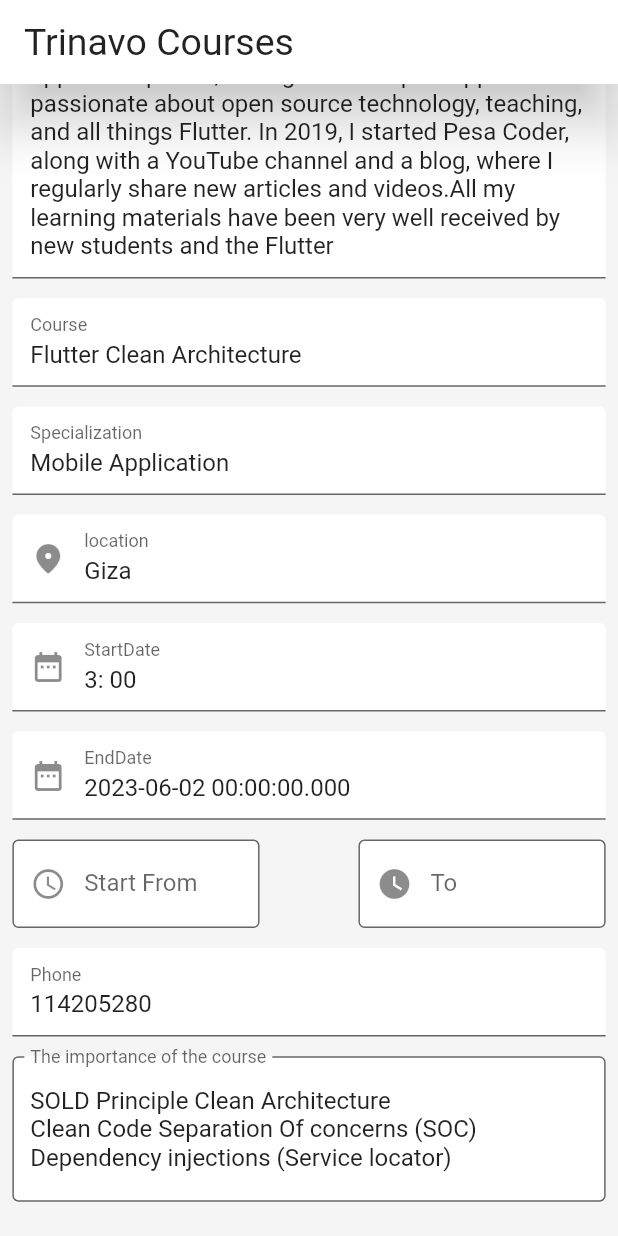
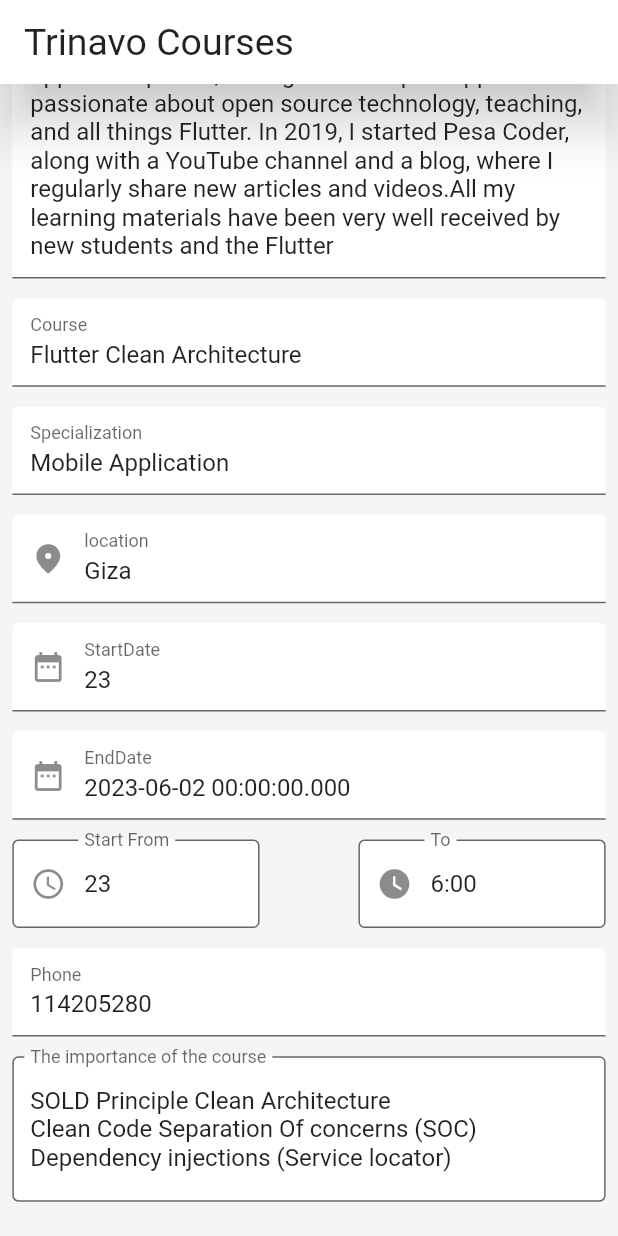
Before and after one commit to MohamedSayedBayoumy/course_app, a Flutter app: the screen it shows after launch, scrolled down 421 dp, on a phone screen of 412 x 824 dp. Run offline on Flutter 3.47's test engine with Material 2 defaults, Android fonts, the phone set to English and light mode, and no system bars; Roboto replaces fonts that are missing (pacifico).

```diff
--- a/lib/main.dart
+++ b/lib/main.dart
@@ -1,4 +1,3 @@
-import 'package:course_app/presentation/screens/course_details.dart';
 import 'package:course_app/presentation/screens/fetch_data.dart';
 import 'package:flutter/material.dart';
 
--- a/lib/presentation/components/details_course/data/column_data.dart
+++ b/lib/presentation/components/details_course/data/column_data.dart
@@ -14,25 +14,25 @@ class ColumnData extends StatelessWidget {
         CustomTextField(
           horizontalPadding: 0,
           labelText: "Instructor",
-          controller: instructor,
+          controller: Controllers.instructor,
           styleBorder: const UnderlineInputBorder(),
         ),
         CustomTextField(
           horizontalPadding: 0,
           labelText: "about",
-          controller: about,
+          controller: Controllers.about,
           styleBorder: const UnderlineInputBorder(),
         ),
         CustomTextField(
           horizontalPadding: 0,
           labelText: "Course",
-          controller: course,
+          controller: Controllers.course,
           styleBorder: const UnderlineInputBorder(),
         ),
         CustomTextField(
           horizontalPadding: 0,
           labelText: "Specialization",
-          controller: specialization,
+          controller: Controllers.specialization,
           styleBorder: const UnderlineInputBorder(),
         ),
 
@@ -40,21 +40,21 @@ class ColumnData extends StatelessWidget {
           icon: Icons.location_on_rounded,
           horizontalPadding: 0,
           labelText: "location",
-          controller: location,
+          controller: Controllers.location,
           styleBorder: const UnderlineInputBorder(),
         ),
         CustomTextField(
           icon: Icons.date_range,
           horizontalPadding: 0,
           labelText: "StartDate",
-          controller: startDate,
+          controller: Controllers.startDate,
           styleBorder: const UnderlineInputBorder(),
         ),
         CustomTextField(
           icon: Icons.date_range,
           horizontalPadding: 0,
           labelText: "EndDate",
-          controller: endDate,
+          controller: Controllers.endDate,
           styleBorder: const UnderlineInputBorder(),
         ),
         const Period(),
@@ -63,13 +63,13 @@ class ColumnData extends StatelessWidget {
         CustomTextField(
           horizontalPadding: 0,
           labelText: "Phone",
-          controller: phone,
+          controller: Controllers.phone,
           styleBorder: const UnderlineInputBorder(),
         ),
         CustomTextField(
           horizontalPadding: 0,
           labelText: "The importance of the course",
-          controller: theImportance,
+          controller: Controllers.theImportance,
           styleBorder: const OutlineInputBorder(),
         ),
       ],
--- a/lib/presentation/components/details_course/data/row_data.dart
+++ b/lib/presentation/components/details_course/data/row_data.dart
@@ -9,20 +9,21 @@ class RowData extends StatelessWidget {
   @override
   Widget build(BuildContext context) {
     final media = MediaQuery.of(context).size;
+
     return Row(
       mainAxisAlignment: MainAxisAlignment.spaceBetween,
       children: [
         CustomTextField(
           width: media.width * .40,
           horizontalPadding: 0,
-          controller: price,
+          controller: Controllers.price,
           labelText: "Price",
           styleBorder: const OutlineInputBorder(),
         ),
         CustomTextField(
           width: media.width * .40,
           horizontalPadding: 0,
-          controller: totalHours,
+          controller: Controllers.totalHours,
           labelText: "TotalHour",
           styleBorder: const OutlineInputBorder(),
         ),
@@ -44,7 +45,7 @@ class Period extends StatelessWidget {
           icon: Icons.watch_later_outlined,
           width: media.width * .40,
           horizontalPadding: 0,
-          controller: TextEditingController(),
+          controller: Controllers.startDate,
           labelText: "Start From",
           styleBorder: const OutlineInputBorder(),
         ),
@@ -52,7 +53,7 @@ class Period extends StatelessWidget {
           icon: Icons.watch_later_sharp,
           width: media.width * .40,
           horizontalPadding: 0,
-          controller: TextEditingController(),
+          controller: Controllers.to ,
           labelText: "To",
           styleBorder: const OutlineInputBorder(),
         ),
--- a/lib/presentation/controller/controller.dart
+++ b/lib/presentation/controller/controller.dart
@@ -1,15 +1,36 @@
 import 'package:flutter/material.dart';
 
-TextEditingController price = TextEditingController() ;
-TextEditingController totalHours = TextEditingController() ;
-TextEditingController instructor = TextEditingController() ;
-TextEditingController about = TextEditingController() ;
-TextEditingController course = TextEditingController() ;
-TextEditingController specialization = TextEditingController() ;
-TextEditingController location = TextEditingController() ;
-TextEditingController startDate = TextEditingController() ;
-TextEditingController endDate = TextEditingController() ;
-TextEditingController startFrom = TextEditingController() ;
-TextEditingController to = TextEditingController() ;
-TextEditingController phone = TextEditingController() ;
-TextEditingController theImportance = TextEditingController() ;
+class Controllers {
+  static TextEditingController price = TextEditingController();
+  static TextEditingController totalHours = TextEditingController();
+  static TextEditingController instructor = TextEditingController();
+  static TextEditingController about = TextEditingController();
+  static TextEditingController course = TextEditingController();
+  static TextEditingController specialization = TextEditingController();
+  static TextEditingController location = TextEditingController();
+  static TextEditingController startDate = TextEditingController();
+  static TextEditingController endDate = TextEditingController();
+  static TextEditingController startFrom = TextEditingController();
+  static TextEditingController to = TextEditingController();
+  static TextEditingController phone = TextEditingController();
+  static TextEditingController theImportance = TextEditingController();
+
+  static void convert() {
+    price.text = "100\$";
+    totalHours.text = "10 hours";
+    instructor.text = "Mohamed Sayed";
+    about.text =
+        "are engineer I have extensive experience in mobile app development, having built complex apps. I'm passionate about open source technology, teaching, and all things Flutter. In 2019, I started Pesa Coder, along with a YouTube channel and a blog, where I regularly share new articles and videos.All my learning materials have been very well received by new students and the Flutter";
+    course.text = "Flutter Clean Architecture";
+    specialization.text = "Mobile Application";
+    location.text = "Giza";
+    startDate.text = DateTime.now().day.toString();
+    endDate.text =
+        DateTime(2023, 6, 2).toString().replaceAll('from', 'replace');
+    startFrom.text = "3:00";
+    to.text = "6:00";
+    phone.text = "114205280";
+    theImportance.text =
+        "SOLD Principle Clean Architecture\nClean Code Separation Of concerns (SOC)\nDependency injections (Service locator)";
+  }
+}
--- a/lib/presentation/screens/fetch_data.dart
+++ b/lib/presentation/screens/fetch_data.dart
@@ -1,7 +1,6 @@
 import 'package:course_app/presentation/controller/controller.dart';
 import 'package:flutter/material.dart';
 
-import '../components/container_image/image.dart';
 import '../components/custom_appbar/appbar.dart';
 import '../components/details_course/details_course.dart';
 
@@ -10,27 +9,14 @@ class FetchCourseDetails extends StatelessWidget {
 
   @override
   Widget build(BuildContext context) {
-    price.text = " 100 " ;
-    totalHours.text = "10 hours " ;
-    instructor.text = "Mohamed Sayed";
-    about.text = "are engineer I have extensive experience in mobile app development, having built complex apps. I'm passionate about open source technology, teaching, and all things Flutter. In 2019, I started Pesa Coder, along with a YouTube channel and a blog, where I regularly share new articles and videos.All my learning materials have been very well received by new students and the Flutter" ;
-    course.text ="Flutter Clean Architecture" ;
-    specialization.text = "Mobile Application" ;
-    location.text = "Giza" ;
-    startDate.text = DateTime.now().toString() ;
-    endDate.text = DateTime(2023,6,2).toString() ;
-    startDate.text = "3: 00" ;
-    to.text = "6:00" ;
-    phone.text = "114205280" ;
-    theImportance.text = "SOLD Principle Clean Architecture\nClean Code Separation Of concerns (SOC)\nDependency injections (Service locator)" ;
+    Controllers.convert() ;     /// = >  fetch data or demoData
     return Scaffold(
         backgroundColor: Colors.grey.shade100,
         body: CustomScrollView(
           slivers: [
             const CustomAppBar(),
             SliverList(
-                delegate: SliverChildListDelegate(
-                    [const DetailsCourse()]))
+                delegate: SliverChildListDelegate([const DetailsCourse()]))
           ],
         ));
   }
```
